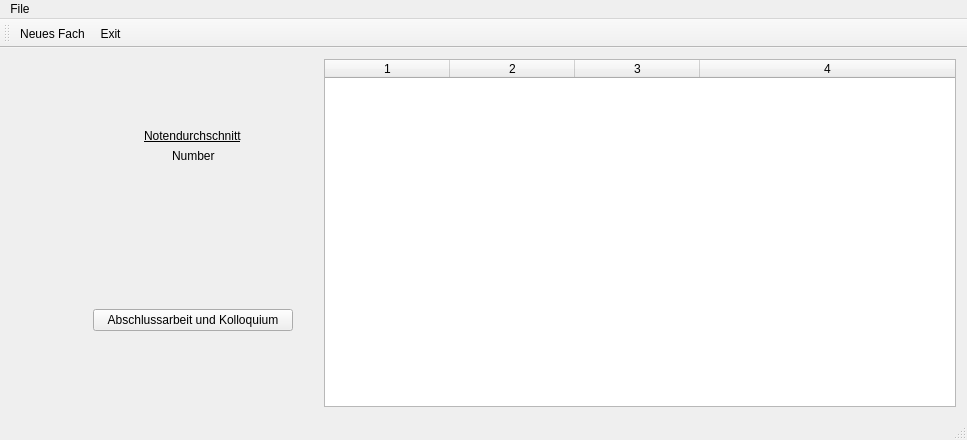
Old version of the form Project_Grades/mainwindow.ui in the repository bjoernlewe/Software-Engineering.
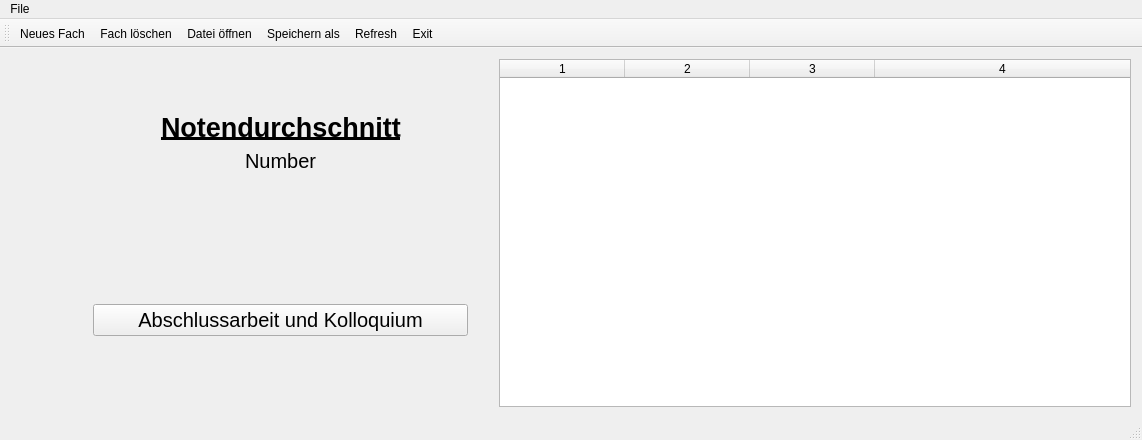
New version of the form. Icons and pictures are not drawn.

Patch:
```diff
--- a/Project_Grades/mainwindow.ui
+++ b/Project_Grades/mainwindow.ui
@@ -6,7 +6,7 @@
    <rect>
     <x>0</x>
     <y>0</y>
-    <width>967</width>
+    <width>1142</width>
     <height>440</height>
    </rect>
   </property>
@@ -49,7 +49,7 @@
           </property>
           <property name="minimumSize">
            <size>
-            <width>200</width>
+            <width>375</width>
             <height>0</height>
            </size>
           </property>
@@ -65,6 +65,13 @@
             <height>0</height>
            </size>
           </property>
+          <property name="font">
+           <font>
+            <pointsize>15</pointsize>
+            <weight>50</weight>
+            <bold>false</bold>
+           </font>
+          </property>
           <property name="statusTip">
            <string>Öffnet ein Dialog zu der Abschlussarbeit und dem Kolloquium</string>
           </property>
@@ -94,6 +101,9 @@
            <widget class="QLabel" name="averageGradeLabel">
             <property name="font">
              <font>
+              <pointsize>20</pointsize>
+              <weight>75</weight>
+              <bold>true</bold>
               <underline>true</underline>
              </font>
             </property>
@@ -107,6 +117,11 @@
           </item>
           <item alignment="Qt::AlignHCenter|Qt::AlignTop">
            <widget class="QLabel" name="averageGrade">
+            <property name="font">
+             <font>
+              <pointsize>15</pointsize>
+             </font>
+            </property>
             <property name="statusTip">
              <string>Zeigt den gewichteten Notendurchschnitt an</string>
             </property>
@@ -248,8 +263,8 @@
     <rect>
      <x>0</x>
      <y>0</y>
-     <width>967</width>
-     <height>21</height>
+     <width>1142</width>
+     <height>26</height>
     </rect>
    </property>
    <widget class="QMenu" name="menuFile">
@@ -279,6 +294,10 @@
     <bool>false</bool>
    </attribute>
    <addaction name="actionAddNewSubject"/>
+   <addaction name="actionRemoveSubject"/>
+   <addaction name="actionOpen_File"/>
+   <addaction name="actionSave_as"/>
+   <addaction name="actionRefresh"/>
    <addaction name="actionExit"/>
   </widget>
   <widget class="QStatusBar" name="statusBar"/>
```
